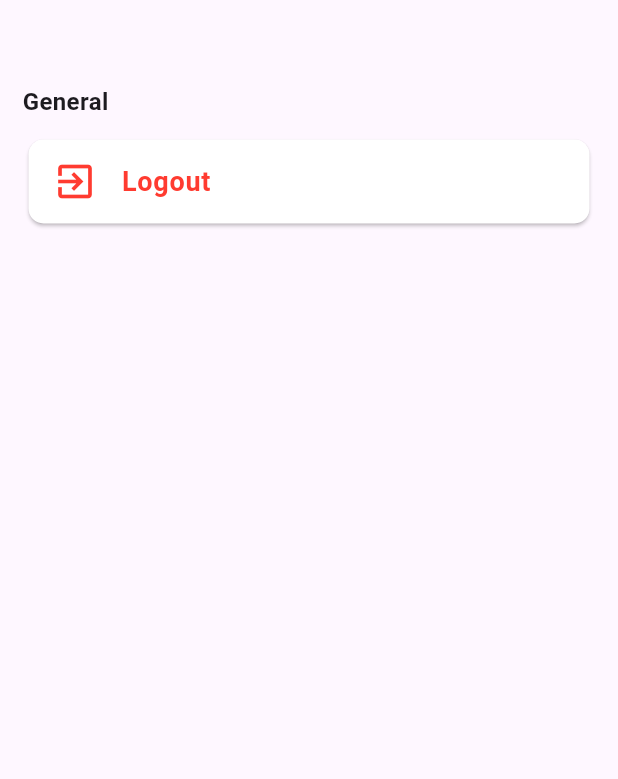
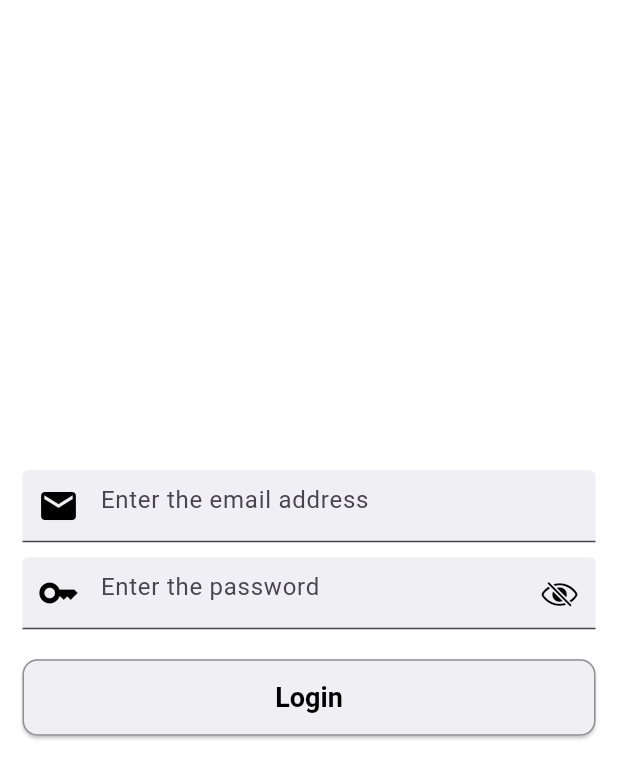
Before and after one commit to ak1m1tsu/tech-tinker, a Flutter app: the SettingsScreen screen opened directly, after a tap on "Logout", on a phone screen of 412 x 824 dp. Shown: the top 779 px of the screen. Run offline on Flutter 3.47's test engine with Material 3 defaults, Android fonts, the phone set to English and light mode, and no system bars; drawn by our look-alikes of modal_progress_hud_nsn.

Commit message:
wip: login and settings screen

```diff
--- a/mobile/lib/main.dart
+++ b/mobile/lib/main.dart
@@ -2,14 +2,15 @@ import 'package:flutter/cupertino.dart';
 import 'package:flutter/material.dart';
 import 'package:tech_tinker/constants.dart';
 import 'package:tech_tinker/screens/home_screen.dart';
+import 'package:tech_tinker/screens/login_screen.dart';
 
-Widget _defaultHome = const Scaffold();
+Widget _defaultWelcomeScreen = const LoginScreen();
 
 void main() {
   WidgetsFlutterBinding.ensureInitialized();
 
-  if (true) {
-    _defaultHome = const HomeScreen();
+  if (false) {
+    _defaultWelcomeScreen = const HomeScreen();
   }
 
   runApp(const TechTinkerApp());
@@ -28,9 +29,9 @@ class TechTinkerApp extends StatelessWidget {
         useMaterial3: true,
       ),
       routes: {
-        "/": (context) => _defaultHome,
+        "/": (context) => _defaultWelcomeScreen,
         "/home": (context) => const HomeScreen(),
-        "/login": (context) => const Scaffold(),
+        "/login": (context) => const LoginScreen(),
       },
     );
   }
--- /dev/null
+++ b/mobile/lib/screens/login_screen.dart
@@ -0,0 +1,19 @@
+import 'package:flutter/cupertino.dart';
+import 'package:flutter/material.dart';
+import 'package:tech_tinker/widgets/login_form.dart';
+
+class LoginScreen extends StatelessWidget {
+  const LoginScreen({super.key});
+
+  @override
+  Widget build(BuildContext context) {
+    return const Scaffold(
+      backgroundColor: CupertinoColors.white,
+      body: Center(
+        child: SingleChildScrollView(
+          child: LoginForm(),
+        ),
+      ),
+    );
+  }
+}
--- a/mobile/lib/screens/settings_screen.dart
+++ b/mobile/lib/screens/settings_screen.dart
@@ -1,5 +1,6 @@
 import 'package:flutter/cupertino.dart';
 import 'package:flutter/material.dart';
+import 'package:tech_tinker/widgets/settings_card.dart';
 
 class SettingsScreen extends StatelessWidget {
   const SettingsScreen({super.key});
@@ -24,27 +25,17 @@ class SettingsScreen extends StatelessWidget {
                 ),
               ),
               const SizedBox(height: 10),
-              Card(
-                shape: RoundedRectangleBorder(
-                  borderRadius: BorderRadius.circular(10),
-                ),
-                color: CupertinoColors.white,
-                child: ListTile(
-                  onTap: () {},
-                  title: const Text(
-                    "Logout",
-                    style: TextStyle(
-                      fontWeight: FontWeight.w700,
-                      fontSize: 18,
-                      color: CupertinoColors.systemRed,
-                    ),
-                  ),
-                  leading: const Icon(
-                    Icons.exit_to_app,
-                    size: 30,
-                    color: CupertinoColors.systemRed,
-                  ),
-                ),
+              SettingsCard(
+                text: "Logout",
+                icon: Icons.exit_to_app,
+                onTap: () {
+                  Navigator.pushNamedAndRemoveUntil(
+                    context,
+                    "/login",
+                    (route) => false,
+                  );
+                },
+                textColor: CupertinoColors.systemRed,
               ),
             ],
           ),
--- /dev/null
+++ b/mobile/lib/widgets/login_form.dart
@@ -0,0 +1,158 @@
+import 'package:flutter/cupertino.dart';
+import 'package:flutter/material.dart';
+import 'package:modal_progress_hud_nsn/modal_progress_hud_nsn.dart';
+
+class LoginForm extends StatefulWidget {
+  const LoginForm({super.key});
+
+  @override
+  State<LoginForm> createState() => _LoginFormState();
+}
+
+class _LoginFormState extends State<LoginForm> {
+  bool _isAPICallProcess = false;
+  bool _passwordVisible = false;
+
+  final _formKey = GlobalKey<FormState>();
+
+  final emailController = TextEditingController();
+  final passwordController = TextEditingController();
+
+  @override
+  void dispose() {
+    emailController.dispose();
+    passwordController.dispose();
+    super.dispose();
+  }
+
+  @override
+  Widget build(BuildContext context) {
+    return ModalProgressHUD(
+      color: CupertinoColors.black,
+      progressIndicator: const CircularProgressIndicator(
+        color: CupertinoColors.black,
+        backgroundColor: CupertinoColors.black,
+      ),
+      inAsyncCall: _isAPICallProcess,
+      child: Form(
+        key: _formKey,
+        child: Column(
+          mainAxisAlignment: MainAxisAlignment.start,
+          crossAxisAlignment: CrossAxisAlignment.start,
+          children: [
+            Padding(
+              padding: const EdgeInsets.symmetric(horizontal: 15),
+              child: TextFormField(
+                controller: emailController,
+                decoration: const InputDecoration(
+                  prefixIcon: Icon(
+                    Icons.email,
+                    color: CupertinoColors.black,
+                    size: 28,
+                  ),
+                  border: UnderlineInputBorder(),
+                  hintText: "Enter the email address",
+                  filled: true,
+                  fillColor: CupertinoColors.extraLightBackgroundGray,
+                ),
+                validator: (value) {
+                  if (value != null && value.trim().isEmpty) {
+                    return "Email is required";
+                  }
+                  return null;
+                },
+              ),
+            ),
+            const SizedBox(height: 10),
+            Padding(
+              padding: const EdgeInsets.symmetric(horizontal: 15),
+              child: TextFormField(
+                obscureText: !_passwordVisible,
+                enableSuggestions: false,
+                autocorrect: false,
+                controller: passwordController,
+                decoration: InputDecoration(
+                  prefixIcon: const Icon(
+                    Icons.key,
+                    color: CupertinoColors.black,
+                    size: 28,
+                  ),
+                  suffixIcon: IconButton(
+                    onPressed: () {
+                      setState(() {
+                        _passwordVisible = !_passwordVisible;
+                      });
+                    },
+                    icon: Icon(
+                      _passwordVisible
+                          ? CupertinoIcons.eye
+                          : CupertinoIcons.eye_slash,
+                      color: CupertinoColors.black,
+                    ),
+                  ),
+                  border: const UnderlineInputBorder(),
+                  hintText: "Enter the password",
+                  filled: true,
+                  fillColor: CupertinoColors.extraLightBackgroundGray,
+                ),
+                validator: (value) {
+                  if (value != null && value.trim().isEmpty) {
+                    return "Password is required";
+                  }
+                  return null;
+                },
+              ),
+            ),
+            Padding(
+              padding: const EdgeInsets.symmetric(vertical: 20, horizontal: 15),
+              child: ElevatedButton(
+                style: ElevatedButton.styleFrom(
+                  shape: RoundedRectangleBorder(
+                    borderRadius: BorderRadius.circular(10),
+                    side: const BorderSide(color: CupertinoColors.systemGrey),
+                  ),
+                  backgroundColor: CupertinoColors.extraLightBackgroundGray,
+                  minimumSize: const Size.fromHeight(40),
+                  padding: const EdgeInsets.symmetric(
+                    vertical: 15,
+                    horizontal: 15,
+                  ),
+                  textStyle: const TextStyle(
+                    fontWeight: FontWeight.bold,
+                    fontSize: 18,
+                    color: CupertinoColors.black,
+                  ),
+                ),
+                onPressed: () {
+                  if (_formKey.currentState!.validate()) {
+                    setState(() {
+                      _isAPICallProcess = true;
+                    });
+
+                    Future.delayed(const Duration(seconds: 2), () {
+                      setState(() {
+                        _isAPICallProcess = false;
+                      });
+                    });
+
+                    Navigator.restorablePushNamedAndRemoveUntil(
+                      context,
+                      "/home",
+                      (route) => false,
+                    );
+                  }
+                },
+                child: const Text(
+                  "Login",
+                  style: TextStyle(
+                    color: CupertinoColors.black,
+                  ),
+                ),
+              ),
+            )
+          ],
+        ),
+      ),
+    );
+  }
+}
--- /dev/null
+++ b/mobile/lib/widgets/settings_card.dart
@@ -0,0 +1,46 @@
+import 'package:flutter/cupertino.dart';
+import 'package:flutter/material.dart';
+
+class SettingsCard extends StatelessWidget {
+  SettingsCard({
+    super.key,
+    required this.text,
+    required this.icon,
+    required this.onTap,
+    this.textColor = CupertinoColors.black,
+    this.backgroundColor = CupertinoColors.white,
+  });
+
+  final String text;
+  final IconData icon;
+  final GestureTapCallback? onTap;
+
+  Color backgroundColor;
+  Color textColor;
+
+  @override
+  Widget build(BuildContext context) {
+    return Card(
+      shape: RoundedRectangleBorder(
+        borderRadius: BorderRadius.circular(10),
+      ),
+      color: backgroundColor,
+      child: ListTile(
+        onTap: onTap,
+        title: Text(
+          text,
+          style: TextStyle(
+            fontWeight: FontWeight.w700,
+            fontSize: 18,
+            color: textColor,
+          ),
+        ),
+        leading: Icon(
+          icon,
+          size: 30,
+          color: textColor,
+        ),
+      ),
+    );
+  }
+}
--- a/mobile/pubspec.yaml
+++ b/mobile/pubspec.yaml
@@ -13,6 +13,7 @@ dependencies:
   api_cache_manager: ^1.0.2
   badges: ^3.1.2
   http: ^1.1.0
+  modal_progress_hud_nsn: ^0.4.0
 
 dev_dependencies:
   flutter_test:
```
Also changed, not shown: mobile/pubspec.lock.
